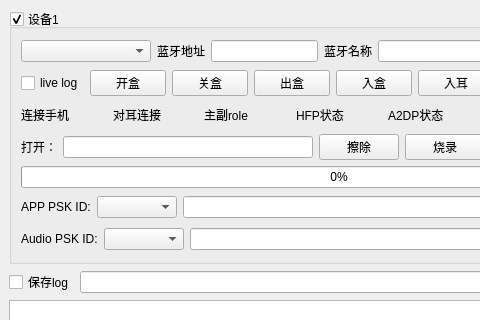
Before: the Qt Designer form qcc_ui.ui in xiaokun9/qcc_tool, drawn with Qt 5; both pictures show x 0 to 480 and y 0 to 320 of the 678 by 528 pixel window.
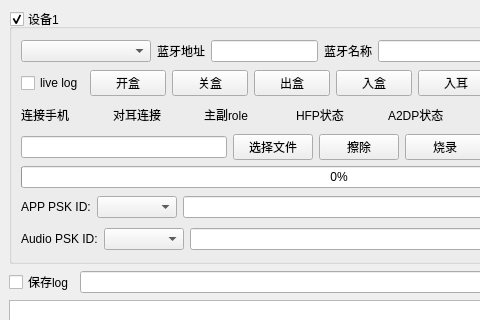
After: the same form once the commit is applied.

What changed in the file:
```diff
--- a/qcc_ui.ui
+++ b/qcc_ui.ui
@@ -238,17 +238,17 @@
        <item>
         <layout class="QHBoxLayout" name="horizontalLayout_12">
          <item>
-          <widget class="QLabel" name="label_22">
+          <widget class="QLineEdit" name="lineEdit_select_xuv_file"/>
+         </item>
+         <item>
+          <widget class="QPushButton" name="pushButton_select_xuv_file">
            <property name="text">
-            <string>打开：</string>
+            <string>选择文件</string>
            </property>
           </widget>
          </item>
          <item>
-          <widget class="QLineEdit" name="lineEdit_7"/>
-         </item>
-         <item>
-          <widget class="QPushButton" name="pushButton_7">
+          <widget class="QPushButton" name="pushButton_erase">
            <property name="text">
             <string>擦除</string>
            </property>
```
